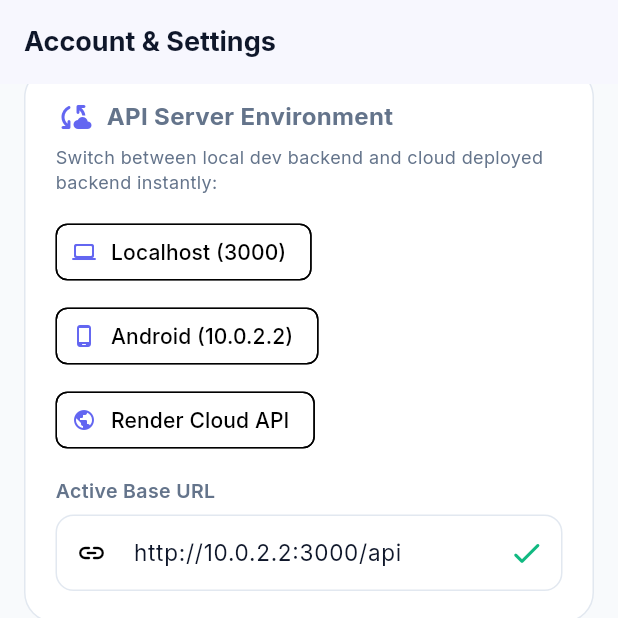
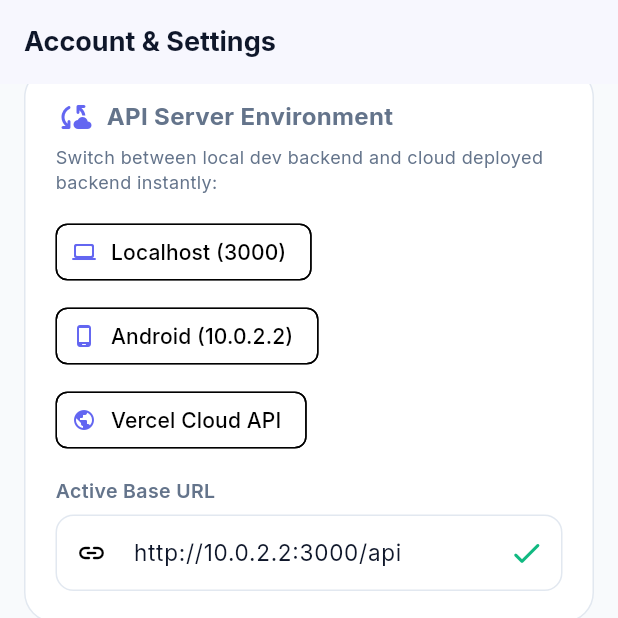
Before and after one commit to MahmoudAbdalrhmanMohamed/taskflow-flutter, a Flutter app: the ProfileScreen screen opened by its route, scrolled down 322 dp, on a phone screen of 412 x 824 dp, the top half of it. Run offline on Flutter 3.47's test engine with Material 3 defaults, Android fonts, the phone set to English and light mode, and no system bars; our stand-ins replace dio, flutter_riverpod, flutter_secure_storage, go_router, google_fonts; accounts and stored records are empty; network calls fail.

Commit message:
feat: set live Vercel production API URL and profile environment preset

```diff
--- a/lib/core/config/app_config.dart
+++ b/lib/core/config/app_config.dart
@@ -17,7 +17,7 @@
   }
 
   /// Cloud API endpoint for production
-  static const String productionBaseUrl = 'https://taskflow-nestjs-api.onrender.com/api';
+  static const String productionBaseUrl = 'https://taskflow-nestjs-api.vercel.app/api';
 
   static const Duration connectTimeout = Duration(seconds: 15);
   static const Duration receiveTimeout = Duration(seconds: 15);
--- a/lib/features/profile/presentation/screens/profile_screen.dart
+++ b/lib/features/profile/presentation/screens/profile_screen.dart
@@ -257,7 +257,7 @@
                       ),
                       ActionChip(
                         avatar: const Icon(Icons.public_rounded, size: 16),
-                        label: const Text('Render Cloud API'),
+                        label: const Text('Vercel Cloud API'),
                         onPressed: () =>
                             _changeBackendUrl(AppConfig.productionBaseUrl),
                       ),
```
